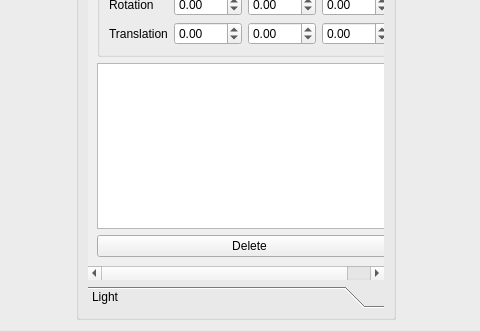
First picture: the form in qt/scene_view.ui, repository stolyaroleh/renderer, before the edit; both pictures show x 134 to 614 and y 131 to 463 of the 741 by 463 pixel window.
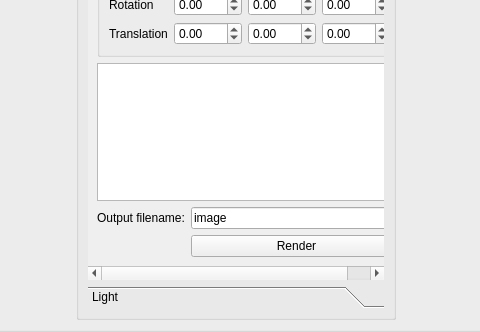
Second picture: the form after the edit. The open tabs and pages were chosen to show the change.

Commit message: First successful render

Diff of the .ui file:
```diff
--- a/qt/scene_view.ui
+++ b/qt/scene_view.ui
@@ -68,7 +68,35 @@
              <string>Meshes</string>
             </attribute>
             <layout class="QGridLayout" name="gridLayout_3">
-             <item row="0" column="0">
+             <item row="2" column="1">
+              <widget class="QLineEdit" name="filename">
+               <property name="text">
+                <string>image</string>
+               </property>
+              </widget>
+             </item>
+             <item row="3" column="1">
+              <widget class="QPushButton" name="render_btn">
+               <property name="text">
+                <string>Render</string>
+               </property>
+              </widget>
+             </item>
+             <item row="2" column="0">
+              <widget class="QLabel" name="label">
+               <property name="text">
+                <string>Output filename:</string>
+               </property>
+              </widget>
+             </item>
+             <item row="1" column="0" colspan="2">
+              <widget class="QListWidget" name="meshes_list">
+               <property name="editTriggers">
+                <set>QAbstractItemView::NoEditTriggers</set>
+               </property>
+              </widget>
+             </item>
+             <item row="0" column="0" colspan="2">
               <widget class="QGroupBox" name="groupBox_3">
                <property name="title">
                 <string>Transform</string>
@@ -151,16 +179,6 @@
                </layout>
               </widget>
              </item>
-             <item row="1" column="0">
-              <widget class="QListWidget" name="meshes_list"/>
-             </item>
-             <item row="2" column="0">
-              <widget class="QPushButton" name="delete_btn">
-               <property name="text">
-                <string>Delete</string>
-               </property>
-              </widget>
-             </item>
             </layout>
            </widget>
            <widget class="QWidget" name="Light">
```
Left out of the diff: 11 changed lines with no effect on the pictures. The commit also changes 17 other files.
